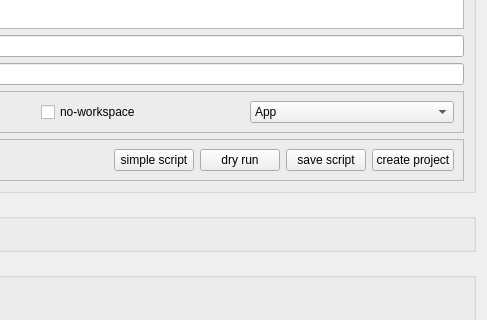
Above: ui/MainDialog.ui from NCCA/PyProject before the change; both pictures show x 717 to 1204 and y 137 to 457 of the 1204 by 782 pixel window. Below: the same form after it.
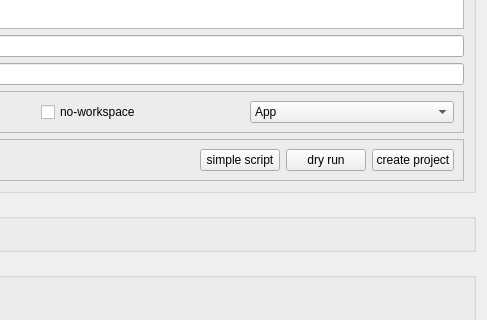
That is the form after the change.

Patch:
```diff
--- a/ui/MainDialog.ui
+++ b/ui/MainDialog.ui
@@ -86,13 +86,6 @@
            </property>
           </widget>
          </item>
-         <item>
-          <widget class="QPushButton" name="save_script">
-           <property name="text">
-            <string>save script</string>
-           </property>
-          </widget>
-         </item>
          <item>
           <widget class="QPushButton" name="create_project">
            <property name="text">
```
Left out of the diff: 119 changed lines with no effect on the pictures.
